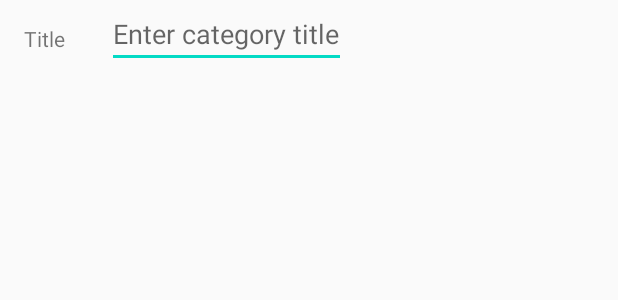
After one commit to nikman/moneymate, an Android app: the layout category_fragment.xml on its own in the app's theme, with its tools: preview values and no code run, on a phone screen of 412 x 824 dp. The commit adds this screen. Shown: the top 300 px of the screen. Run offline under Robolectric (Android 15) with nearby library versions, the phone set to English and light mode, and no system bars.

Commit message:
v0.16a - category

```diff
--- a/app/src/main/java/com/niku/moneymate/ui/main/account/AccountFragment.kt
+++ b/app/src/main/java/com/niku/moneymate/ui/main/account/AccountFragment.kt
@@ -19,10 +19,6 @@ private const val ARG_ACCOUNT_ID = "account_id"
 private const val TAG = "AccountFragment"
 
 class AccountFragment : Fragment() {
-
-    /*companion object {
-        fun newInstance() = AccountFragment()
-    }*/
 
     private lateinit var viewModel: MainViewModel
     private lateinit var account: Account
--- /dev/null
+++ b/app/src/main/res/layout/category_fragment.xml
@@ -0,0 +1,31 @@
+<?xml version="1.0" encoding="utf-8"?>
+<androidx.constraintlayout.widget.ConstraintLayout xmlns:android="http://schemas.android.com/apk/res/android"
+    xmlns:app="http://schemas.android.com/apk/res-auto"
+    xmlns:tools="http://schemas.android.com/tools"
+    android:id="@+id/main"
+    android:layout_width="match_parent"
+    android:layout_height="match_parent"
+    tools:context=".ui.main.currency.CurrencyFragment">
+
+    <TextView
+        android:id="@+id/category_title_label"
+        android:layout_width="wrap_content"
+        android:layout_height="wrap_content"
+        android:layout_marginStart="16dp"
+        android:layout_marginTop="16dp"
+        android:text="@string/category_title_label"
+        app:layout_constraintBottom_toBottomOf="@+id/category_title"
+        app:layout_constraintStart_toStartOf="parent"
+        app:layout_constraintTop_toTopOf="@+id/category_title"
+        app:layout_constraintVertical_bias="0.0" />
+
+    <androidx.appcompat.widget.AppCompatEditText
+        android:id="@+id/category_title"
+        android:layout_width="wrap_content"
+        android:layout_height="wrap_content"
+        android:layout_marginStart="28dp"
+        android:hint="@string/category_title_hint"
+        app:layout_constraintStart_toEndOf="@+id/category_title_label"
+        app:layout_constraintTop_toTopOf="parent" />
+
+</androidx.constraintlayout.widget.ConstraintLayout>
--- a/app/src/main/res/values/strings.xml
+++ b/app/src/main/res/values/strings.xml
@@ -7,4 +7,6 @@
     <string name="new_account">New account</string>
     <string name="account_note_hint">Enter note for the account</string>
     <string name="account_note_label">Note</string>
+    <string name="category_title_hint">Enter category title</string>
+    <string name="category_title_label">Title</string>
 </resources>
```
Also changed, not shown: app/src/main/java/com/niku/moneymate/category/CategoryDetailViewModel.kt (added, +29 -0 lines), app/src/main/java/com/niku/moneymate/database/MoneyMateDao.kt (+15 -2 lines), app/src/main/java/com/niku/moneymate/database/MoneyMateRepository.kt (+29 -2 lines), app/src/main/java/com/niku/moneymate/ui/main/category/CategoryFragment.kt (added, +50 -0 lines), 2 other files.
